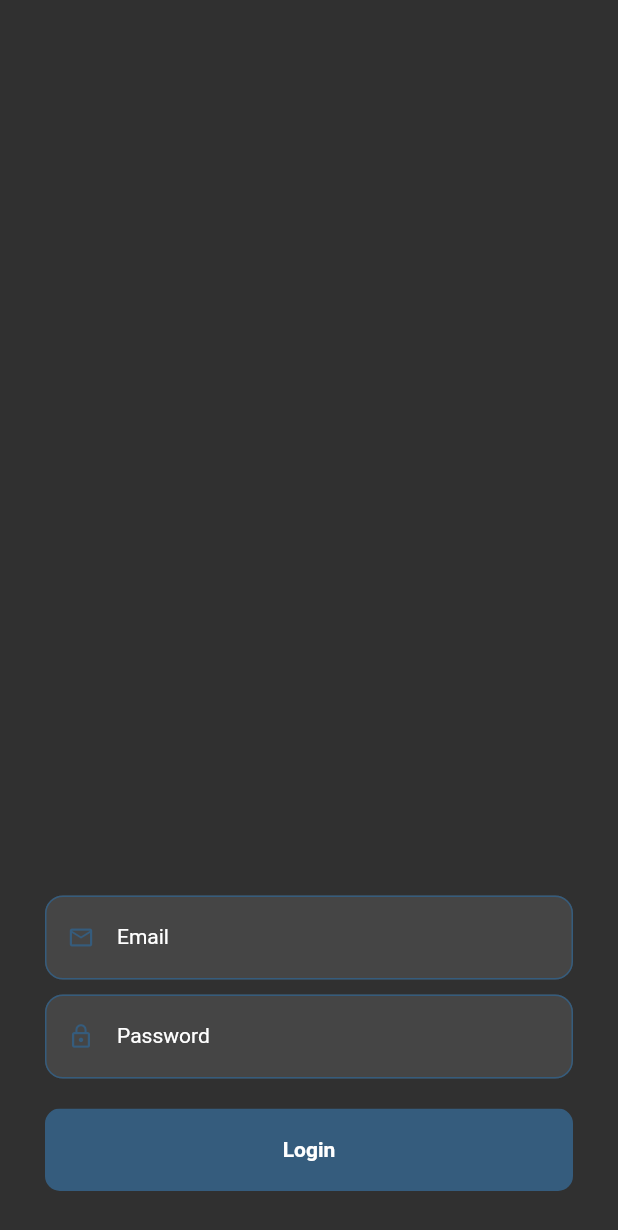
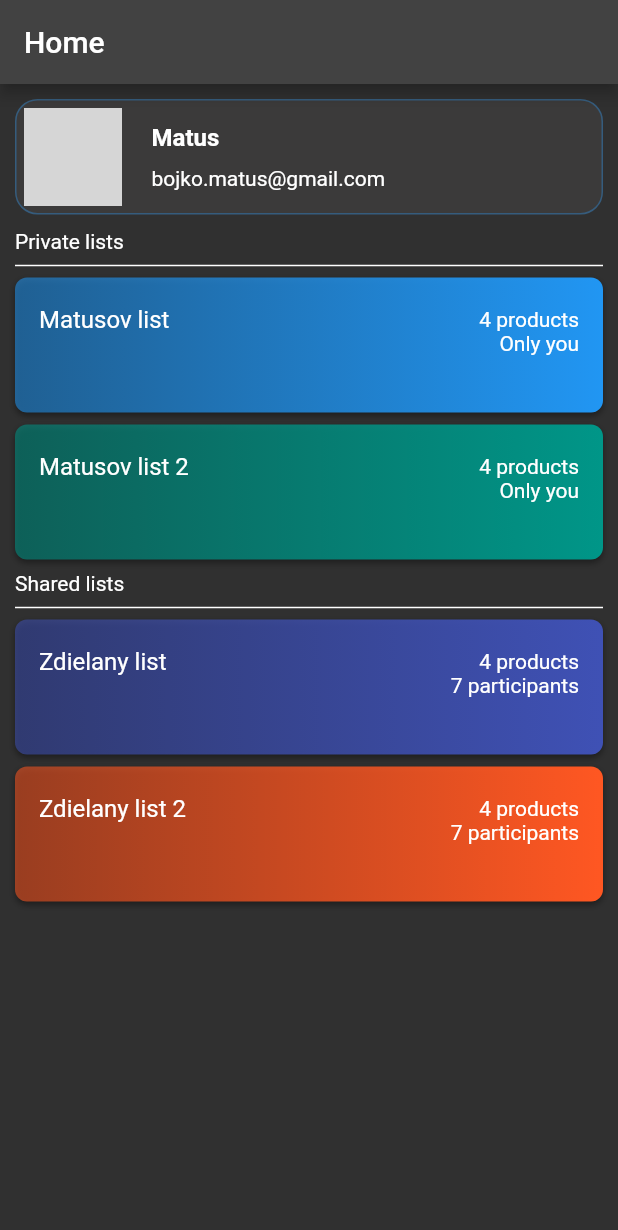
Before and after one commit to bmathus/shoplist_app_frontend, a Flutter app: the screen it shows after launch, after a tap on "Login", on a phone screen of 412 x 824 dp. Shown: the top 1230 px of the screen. Run offline on Flutter 3.47's test engine with Material 2 defaults, Android fonts, the phone set to English and light mode, and no system bars; grey boxes are pictures that could not be loaded.

Commit message:
list and divider widgets,dummy lists,shop list model

```diff
--- a/lib/customwidgets/buttonwidget.dart
+++ b/lib/customwidgets/ButtonWidget.dart
@@ -26,7 +26,7 @@ class ButtonWidget extends StatelessWidget {
               : Border.fromBorderSide(BorderSide.none),
         ),
         child: InkWell(
-          onTap: () => onTap,
+          onTap: () => onTap(),
           borderRadius: BorderRadius.circular(10),
           child: Container(
             height: 55,
--- /dev/null
+++ b/lib/customwidgets/DeviderWidget.dart
@@ -0,0 +1,26 @@
+import 'package:flutter/material.dart';
+
+class DeviderWidget extends StatelessWidget {
+  final String title;
+
+  const DeviderWidget(this.title);
+
+  @override
+  Widget build(BuildContext context) {
+    return Column(
+      crossAxisAlignment: CrossAxisAlignment.start,
+      children: [
+        Padding(
+          padding: EdgeInsets.symmetric(horizontal: 10),
+          child: Text(title),
+        ),
+        const Divider(
+          indent: 10,
+          endIndent: 10,
+          thickness: 1,
+          color: Colors.white,
+        )
+      ],
+    );
+  }
+}
--- /dev/null
+++ b/lib/customwidgets/ShopListWidget.dart
@@ -0,0 +1,57 @@
+import 'package:flutter/material.dart';
+
+class ShopListWidget extends StatelessWidget {
+  final int id;
+  final int numofppl;
+  final int numofprod;
+  final String listName;
+  final Color color;
+
+  ShopListWidget({
+    required this.id,
+    required this.listName,
+    required this.numofprod,
+    required this.numofppl,
+    required this.color,
+  });
+
+  @override
+  Widget build(BuildContext context) {
+    return Material(
+      child: Container(
+        margin: const EdgeInsets.only(left: 10, right: 10, bottom: 8),
+        height: 90,
+        child: ListTile(
+          onTap: (() {}),
+          title: Text(listName),
+          trailing: Padding(
+            padding: const EdgeInsets.only(top: 20),
+            child: Column(
+              crossAxisAlignment: CrossAxisAlignment.end,
+              children: [
+                Text("$numofprod products"),
+                numofppl == 0
+                    ? const Text("Only you")
+                    : Text("$numofppl participants"),
+              ],
+            ),
+          ),
+        ),
+        decoration: BoxDecoration(
+          gradient: LinearGradient(
+              colors: [color.withOpacity(0.55), color],
+              begin: Alignment.topLeft,
+              end: Alignment.topRight),
+          borderRadius: BorderRadius.circular(8),
+          boxShadow: const [
+            BoxShadow(
+              blurRadius: 3,
+              color: Colors.black38,
+              offset: Offset(0, 2),
+            )
+          ],
+        ),
+      ),
+    );
+  }
+}
--- /dev/null
+++ b/lib/customwidgets/UserInfoWidget.dart
@@ -0,0 +1,47 @@
+import 'package:flutter/material.dart';
+
+class UserInfoWidget extends StatelessWidget {
+  const UserInfoWidget({Key? key}) : super(key: key);
+
+  @override
+  Widget build(BuildContext context) {
+    return Container(
+      height: 77,
+      padding: EdgeInsets.all(5),
+      margin: EdgeInsets.all(10),
+      width: MediaQuery.of(context).size.width - 20,
+      decoration: BoxDecoration(
+        color: Color.fromARGB(255, 59, 58, 58),
+        borderRadius: BorderRadius.circular(15),
+        border: Border.all(color: Color(0xFF355C7D)),
+      ),
+      child: Row(
+        mainAxisAlignment: MainAxisAlignment.start,
+        children: [
+          Image.asset(
+            'assets/profile_icon.png',
+            height: 65,
+            width: 65,
+          ),
+          const SizedBox(
+            width: 20,
+          ),
+          Column(
+            mainAxisAlignment: MainAxisAlignment.spaceEvenly,
+            crossAxisAlignment: CrossAxisAlignment.start,
+            children: const [
+              Text(
+                "Matus",
+                style: TextStyle(
+                  fontWeight: FontWeight.bold,
+                  fontSize: 16,
+                ),
+              ),
+              Text("bojko.matus@gmail.com"),
+            ],
+          )
+        ],
+      ),
+    );
+  }
+}
--- a/lib/home_view.dart
+++ b/lib/home_view.dart
@@ -0,0 +1,53 @@
+import 'package:flutter/material.dart';
+import './customwidgets/UserInfoWidget.dart';
+import './customwidgets/ShopListWidget.dart';
+import './models/dummyLists.dart';
+import './customwidgets/DeviderWidget.dart';
+import './customwidgets/ButtonWidget.dart';
+
+class HomeView extends StatelessWidget {
+  const HomeView({Key? key}) : super(key: key);
+
+  @override
+  Widget build(BuildContext context) {
+    return Scaffold(
+      appBar: AppBar(title: Text('Home')),
+      body: Column(
+        crossAxisAlignment: CrossAxisAlignment.start,
+        children: [
+          UserInfoWidget(),
+          DeviderWidget("Private lists"),
+          ShopListWidget(
+            id: 0,
+            numofppl: 0,
+            listName: "Matusov list",
+            color: Colors.blue,
+            numofprod: 4,
+          ),
+          ShopListWidget(
+            id: 0,
+            numofppl: 0,
+            listName: "Matusov list 2",
+            color: Colors.teal,
+            numofprod: 4,
+          ),
+          DeviderWidget("Shared lists"),
+          ShopListWidget(
+            id: 1,
+            numofppl: 7,
+            listName: "Zdielany list",
+            color: Colors.indigo,
+            numofprod: 4,
+          ),
+          ShopListWidget(
+            id: 1,
+            numofppl: 7,
+            listName: "Zdielany list 2",
+            color: Colors.deepOrange,
+            numofprod: 4,
+          ),
+        ],
+      ),
+    );
+  }
+}
--- a/lib/login_view.dart
+++ b/lib/login_view.dart
@@ -1,8 +1,17 @@
 import 'package:flutter/material.dart';
-import 'customwidgets/textfieldwidget.dart';
-import 'customwidgets/buttonwidget.dart';
+import 'package:shoplist_project/home_view.dart';
+import 'customwidgets/TextfieldWidget.dart';
+import 'customwidgets/ButtonWidget.dart';
 
 class LoginView extends StatelessWidget {
+  void gotoHomeView(BuildContext ctx) {
+    Navigator.of(ctx).pushReplacement(
+      MaterialPageRoute(
+        builder: (ctx) => HomeView(),
+      ),
+    );
+  }
+
   @override
   Widget build(BuildContext context) {
     return Scaffold(
@@ -30,7 +39,7 @@ class LoginView extends StatelessWidget {
             ButtonWidget(
               title: 'Login',
               hasBorder: false,
-              onTap: () {},
+              onTap: () => gotoHomeView(context),
             ),
           ],
         ),
--- a/lib/main.dart
+++ b/lib/main.dart
@@ -1,5 +1,6 @@
 import 'package:flutter/material.dart';
 import 'login_view.dart';
+import './home_view.dart';
 
 void main() {
   runApp(const MyApp());
--- /dev/null
+++ b/lib/models/ShopList.dart
@@ -0,0 +1,13 @@
+import 'package:flutter/material.dart';
+
+class ShopList {
+  final int id;
+  final String title;
+  final Color color; //bude backround color kategorie
+
+  const ShopList({
+    required this.id,
+    required this.title,
+    required this.color,
+  });
+}
--- /dev/null
+++ b/lib/models/dummyLists.dart
@@ -0,0 +1,55 @@
+import 'package:flutter/material.dart';
+import 'ShopList.dart';
+
+const dummyLists = [
+  ShopList(
+    id: 1,
+    title: 'Italian',
+    color: Colors.purple,
+  ),
+  ShopList(
+    id: 2,
+    title: 'Quick & Easy',
+    color: Colors.red,
+  ),
+  ShopList(
+    id: 3,
+    title: 'Hamburgers',
+    color: Colors.orange,
+  ),
+  ShopList(
+    id: 4,
+    title: 'German',
+    color: Colors.amber,
+  ),
+  ShopList(
+    id: 5,
+    title: 'Light & Lovely',
+    color: Colors.blue,
+  ),
+  ShopList(
+    id: 6,
+    title: 'Exotic',
+    color: Colors.green,
+  ),
+  ShopList(
+    id: 7,
+    title: 'Breakfast',
+    color: Colors.lightBlue,
+  ),
+  ShopList(
+    id: 8,
+    title: 'Asian',
+    color: Colors.lightGreen,
+  ),
+  ShopList(
+    id: 9,
+    title: 'French',
+    color: Colors.pink,
+  ),
+  ShopList(
+    id: 10,
+    title: 'Summer',
+    color: Colors.teal,
+  ),
+];
--- a/pubspec.yaml
+++ b/pubspec.yaml
@@ -58,9 +58,9 @@ flutter:
   uses-material-design: true
 
   # To add assets to your application, add an assets section, like this:
-  # assets:
-  #   - images/a_dot_burr.jpeg
-  #   - images/a_dot_ham.jpeg
+  assets:
+    - profile_icon.png
+
 
   # An image asset can refer to one or more resolution-specific "variants", see
   # https://flutter.dev/assets-and-images/#resolution-aware.
```
Also changed, not shown: assets/profile_icon.png (added), lib/customwidgets/TextfieldWidget.dart (renamed from lib/customwidgets/textfieldwidget.dart), lib/list_view.dart (added), lib/product_view.dart (added).
